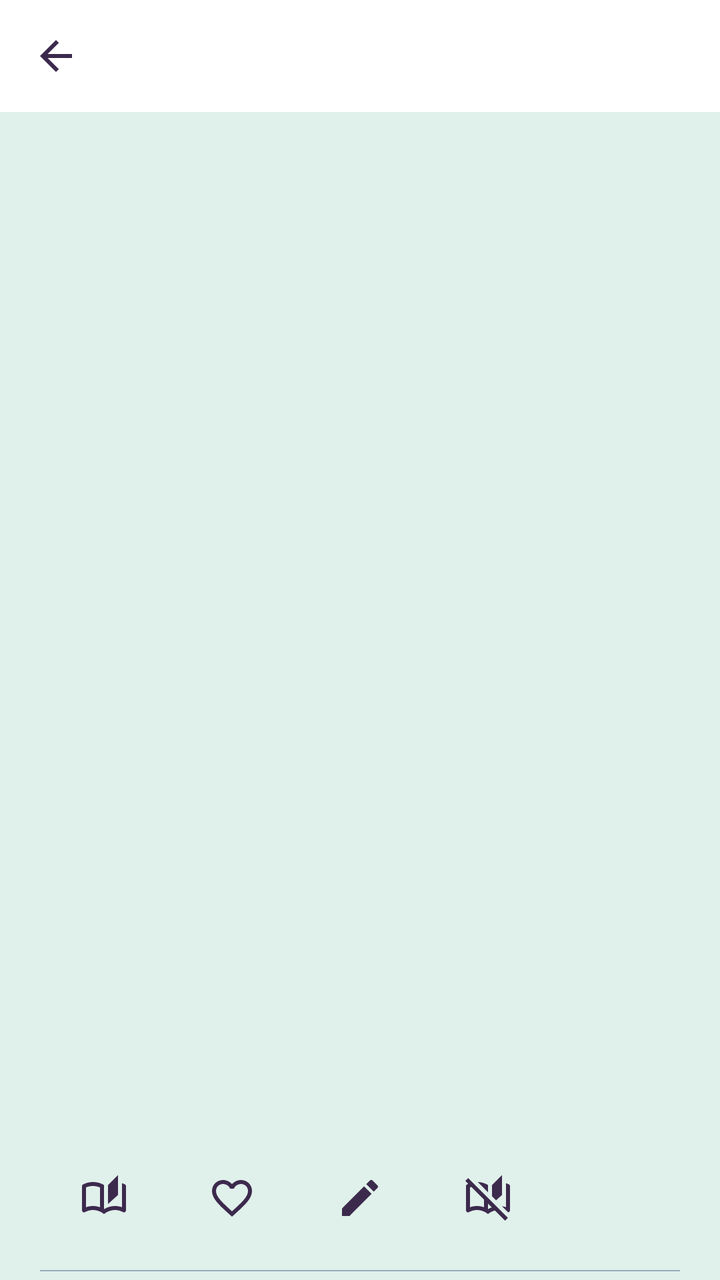
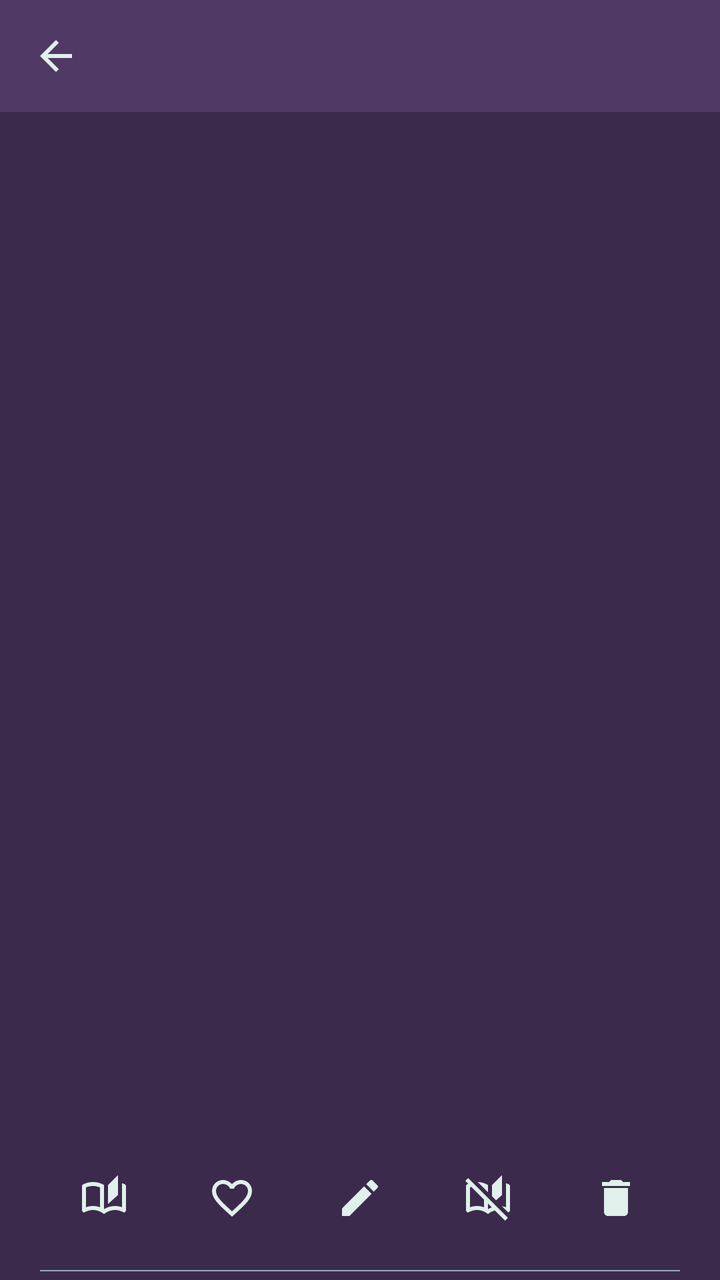

Before-and-after screenshots of an Android layout around one commit, followed by the original layout XML and the change that was made.
<!-- AndroidManifest.xml: activity theme Theme.EpubReader -->
<!-- res/layout/activity_book_details.xml -->
<?xml version="1.0" encoding="utf-8"?>
<androidx.coordinatorlayout.widget.CoordinatorLayout
    xmlns:android="http://schemas.android.com/apk/res/android"
    xmlns:app="http://schemas.android.com/apk/res-auto"
    android:layout_width="match_parent"
    android:layout_height="match_parent"
    android:fitsSystemWindows="true"
    android:background="?android:colorBackground">

    
    
    

    <com.google.android.material.appbar.AppBarLayout
        android:layout_width="match_parent"
        android:layout_height="wrap_content"
        android:background="?attr/colorSurface"
        app:elevation="0dp">

        <com.google.android.material.appbar.MaterialToolbar
            android:id="@+id/toolbar"
            android:layout_width="match_parent"
            android:layout_height="?attr/actionBarSize"
            android:title="@string/app_name"
            app:titleTextColor="?android:textColorPrimary"
            app:navigationIcon="@drawable/ic_arrow_back"
            app:navigationIconTint="?android:textColorPrimary" />

    </com.google.android.material.appbar.AppBarLayout>


    
    
    

    <androidx.core.widget.NestedScrollView
        android:layout_width="match_parent"
        android:layout_height="match_parent"
        android:fillViewport="true"
        android:background="?android:colorBackground"
        app:layout_behavior="@string/appbar_scrolling_view_behavior">

        <LinearLayout
            android:layout_width="match_parent"
            android:layout_height="wrap_content"
            android:orientation="vertical"
            android:paddingBottom="24dp">


            
            
            

            <FrameLayout
                android:layout_width="match_parent"
                android:layout_height="wrap_content"
                android:paddingStart="@dimen/app_row_content_padding_h"
                android:paddingEnd="@dimen/app_row_content_padding_h"
                android:paddingTop="8dp"
                android:paddingBottom="4dp">

                <ImageView
                    android:id="@+id/cover"
                    android:layout_width="wrap_content"
                    android:layout_height="450dp"
                    android:layout_gravity="start"
                    android:adjustViewBounds="true"
                    android:contentDescription="@string/book_cover"
                    android:scaleType="fitCenter" />

            </FrameLayout>


            
            
            

            <TextView
                android:id="@+id/title"
                android:layout_width="match_parent"
                android:layout_height="wrap_content"
                android:layout_marginStart="@dimen/app_row_content_padding_h"
                android:layout_marginTop="12dp"
                android:layout_marginEnd="@dimen/app_row_content_padding_h"
                android:gravity="start"
                android:textColor="?android:textColorPrimary"
                android:textSize="26sp"
                android:textStyle="bold"
                android:textAllCaps="true" />


            
            
            

            <LinearLayout
                android:layout_width="match_parent"
                android:layout_height="wrap_content"
                android:layout_marginStart="@dimen/app_row_content_padding_h"
                android:layout_marginTop="10dp"
                android:layout_marginEnd="@dimen/app_row_content_padding_h"
                android:gravity="start"
                android:orientation="horizontal">

                

                <ImageButton
                    android:id="@+id/btnRead"
                    android:layout_width="0dp"
                    android:layout_height="48dp"
                    android:layout_weight="1"
                    android:background="?attr/selectableItemBackgroundBorderless"
                    android:contentDescription="@string/option_open"
                    android:padding="10dp"
                    android:src="@drawable/ic_menu_book"
                    app:tint="?android:textColorPrimary" />

                

                <ImageButton
                    android:id="@+id/btnFavorite"
                    android:layout_width="0dp"
                    android:layout_height="48dp"
                    android:layout_weight="1"
                    android:background="?attr/selectableItemBackgroundBorderless"
                    android:contentDescription="@string/option_favorite"
                    android:padding="10dp"
                    android:src="@drawable/ic_favorite_border"
                    app:tint="?android:textColorPrimary" />

                

                <ImageButton
                    android:id="@+id/btnEditDetails"
                    android:layout_width="0dp"
                    android:layout_height="48dp"
                    android:layout_weight="1"
                    android:background="?attr/selectableItemBackgroundBorderless"
                    android:contentDescription="@string/option_edit_details"
                    android:padding="10dp"
                    android:src="@drawable/ic_edit"
                    app:tint="?android:textColorPrimary" />

                <ImageButton
                    android:id="@+id/btnRemoveReading"
                    android:layout_width="0dp"
                    android:layout_height="48dp"
                    android:layout_weight="1"
                    android:background="?attr/selectableItemBackgroundBorderless"
                    android:contentDescription="@string/option_remove_reading"
                    android:padding="10dp"
                    android:src="@drawable/ic_remove_reading"
                    app:tint="?android:textColorPrimary" />

                

                <ImageButton
                    android:id="@+id/btnRemove"
                    android:layout_width="0dp"
                    android:layout_height="48dp"
                    android:layout_weight="1"
                    android:background="?attr/selectableItemBackgroundBorderless"
                    android:contentDescription="@string/option_remove"
                    android:padding="10dp"
                    android:src="@drawable/ic_delete"
                    app:tint="@color/pop" />

            </LinearLayout>


            
            
            

            <View
                android:layout_width="match_parent"
                android:layout_height="0.5dp"
                android:layout_marginStart="@dimen/app_row_content_padding_h"
                android:layout_marginTop="12dp"
                android:layout_marginEnd="@dimen/app_row_content_padding_h"
                android:background="@color/light_border" />


            
            
            

            <LinearLayout
                android:layout_width="match_parent"
                android:layout_height="wrap_content"
                android:layout_marginStart="@dimen/app_row_content_padding_h"
                android:layout_marginTop="8dp"
                android:layout_marginEnd="@dimen/app_row_content_padding_h"
                android:orientation="vertical">


                

                <TextView
                    android:id="@+id/bookNameLabel"
                    style="@style/ReaderSettingLabel"
                    android:layout_width="match_parent"
                    android:layout_height="wrap_content"
                    android:layout_marginTop="4dp"
                    android:text="@string/book_name" />

                <TextView
                    android:id="@+id/bookValue"
                    android:layout_width="match_parent"
                    android:layout_height="wrap_content"
                    android:layout_marginTop="2dp"
                    android:textColor="?android:textColorPrimary"
                    android:textSize="15sp" />


                

                <TextView
                    android:id="@+id/bookAuthorLabel"
                    style="@style/ReaderSettingLabel"
                    android:layout_width="match_parent"
                    android:layout_height="wrap_content"
                    android:layout_marginTop="12dp"
                    android:text="@string/book_author" />

                <TextView
                    android:id="@+id/authorValue"
                    android:layout_width="match_parent"
                    android:layout_height="wrap_content"
                    android:layout_marginTop="2dp"
                    android:textColor="?android:textColorPrimary"
                    android:textSize="15sp" />


                

                <LinearLayout
                    android:id="@+id/seriesContainer"
                    android:layout_width="match_parent"
                    android:layout_height="wrap_content"
                    android:orientation="vertical">

                    <TextView
                        android:id="@+id/bookSeriesLabel"
                        style="@style/ReaderSettingLabel"
                        android:layout_width="match_parent"
                        android:layout_height="wrap_content"
                        android:layout_marginTop="12dp"
                        android:text="@string/book_series" />

                    <TextView
                        android:id="@+id/seriesValue"
                        android:layout_width="match_parent"
                        android:layout_height="wrap_content"
                        android:layout_marginTop="2dp"
                        android:textColor="?android:textColorPrimary"
                        android:textSize="15sp" />

                </LinearLayout>


                

                <TextView
                    android:id="@+id/bookFilenameLabel"
                    style="@style/ReaderSettingLabel"
                    android:layout_width="match_parent"
                    android:layout_height="wrap_content"
                    android:layout_marginTop="12dp"
                    android:text="@string/book_filename" />

                <TextView
                    android:id="@+id/filenameValue"
                    android:layout_width="match_parent"
                    android:layout_height="wrap_content"
                    android:layout_marginTop="2dp"
                    android:textColor="?android:textColorPrimary"
                    android:textSize="15sp" />


                

                <TextView
                    android:id="@+id/bookSizeLabel"
                    style="@style/ReaderSettingLabel"
                    android:layout_width="match_parent"
                    android:layout_height="wrap_content"
                    android:layout_marginTop="12dp"
                    android:text="@string/book_size" />

                <TextView
                    android:id="@+id/filesizeValue"
                    android:layout_width="match_parent"
                    android:layout_height="wrap_content"
                    android:layout_marginTop="2dp"
                    android:textColor="?android:textColorPrimary"
                    android:textSize="15sp" />


                

                <TextView
                    android:id="@+id/bookLanguageLabel"
                    style="@style/ReaderSettingLabel"
                    android:layout_width="match_parent"
                    android:layout_height="wrap_content"
                    android:layout_marginTop="12dp"
                    android:text="@string/book_language" />

                <TextView
                    android:id="@+id/languageValue"
                    android:layout_width="match_parent"
                    android:layout_height="wrap_content"
                    android:layout_marginTop="2dp"
                    android:textColor="?android:textColorPrimary"
                    android:textSize="15sp" />

                <TextView
                    android:id="@+id/publishYearLabel"
                    style="@style/ReaderSettingLabel"
                    android:layout_width="match_parent"
                    android:layout_height="wrap_content"
                    android:layout_marginTop="12dp"
                    android:text="@string/book_publish_year" />

                <TextView
                    android:id="@+id/publishYearValue"
                    android:layout_width="match_parent"
                    android:layout_height="wrap_content"
                    android:layout_marginTop="2dp"
                    android:textColor="?android:textColorPrimary"
                    android:textSize="15sp" />

                <TextView
                    android:id="@+id/subjectsLabel"
                    style="@style/ReaderSettingLabel"
                    android:layout_width="match_parent"
                    android:layout_height="wrap_content"
                    android:layout_marginTop="12dp"
                    android:text="@string/book_subjects" />

                <TextView
                    android:id="@+id/subjectsValue"
                    android:layout_width="match_parent"
                    android:layout_height="wrap_content"
                    android:layout_marginTop="2dp"
                    android:textColor="?android:textColorPrimary"
                    android:textSize="15sp" />


                

                <TextView
                    android:id="@+id/bookAddedLabel"
                    style="@style/ReaderSettingLabel"
                    android:layout_width="match_parent"
                    android:layout_height="wrap_content"
                    android:layout_marginTop="12dp"
                    android:text="@string/book_added" />

                <TextView
                    android:id="@+id/dateAddedValue"
                    android:layout_width="match_parent"
                    android:layout_height="wrap_content"
                    android:layout_marginTop="2dp"
                    android:textColor="?android:textColorPrimary"
                    android:textSize="15sp" />


                

                <LinearLayout
                    android:id="@+id/lastReadContainer"
                    android:layout_width="match_parent"
                    android:layout_height="wrap_content"
                    android:orientation="vertical">

                    <TextView
                        android:id="@+id/lastReadLabel"
                        style="@style/ReaderSettingLabel"
                        android:layout_width="match_parent"
                        android:layout_height="wrap_content"
                        android:layout_marginTop="12dp"
                        android:text="@string/book_last_read_and_bookmark" />

                    <TextView
                        android:id="@+id/lastReadValue"
                        android:layout_width="match_parent"
                        android:layout_height="wrap_content"
                        android:layout_marginTop="2dp"
                        android:textColor="?android:textColorPrimary"
                        android:textSize="15sp" />

                </LinearLayout>

            </LinearLayout>


            
            
            

            <View
                android:layout_width="match_parent"
                android:layout_height="0.5dp"
                android:layout_marginStart="@dimen/app_row_content_padding_h"
                android:layout_marginTop="16dp"
                android:layout_marginEnd="@dimen/app_row_content_padding_h"
                android:background="@color/light_border" />


            
            
            

            <LinearLayout
                android:id="@+id/descriptionContainer"
                android:layout_width="match_parent"
                android:layout_height="wrap_content"
                android:layout_marginStart="@dimen/app_row_content_padding_h"
                android:layout_marginTop="8dp"
                android:layout_marginEnd="@dimen/app_row_content_padding_h"
                android:orientation="vertical">

                <TextView
                    android:id="@+id/descriptionLabel"
                    style="@style/ReaderSettingLabel"
                    android:layout_width="match_parent"
                    android:layout_height="wrap_content"
                    android:layout_marginTop="4dp"
                    android:text="@string/book_description" />

                <TextView
                    android:id="@+id/description"
                    android:layout_width="match_parent"
                    android:layout_height="wrap_content"
                    android:layout_marginTop="2dp"
                    android:lineSpacingExtra="3dp"
                    android:textColor="?android:textColorPrimary"
                    android:textSize="15sp" />

            </LinearLayout>

        </LinearLayout>

    </androidx.core.widget.NestedScrollView>

</androidx.coordinatorlayout.widget.CoordinatorLayout>
<!-- resources referenced by this layout -->
<resources>
  <color name="light_border">@color/palette_slate</color>
  <color name="pop">@color/palette_mint</color>
  <dimen name="app_row_content_padding_h">20dp</dimen>
  <string name="app_name">The Livre Magicae</string>
  <string name="book_added">Date added</string>
  <string name="book_author">Author</string>
  <string name="book_cover">Book cover</string>
  <string name="book_description">Description</string>
  <string name="book_filename">Filename</string>
  <string name="book_language">Language</string>
  <string name="book_last_read_and_bookmark">Date last read and current bookmark</string>
  <string name="book_name">Book</string>
  <string name="book_publish_year">Publish year</string>
  <string name="book_series">Series</string>
  <string name="book_size">Filesize</string>
  <string name="book_subjects">Subjects</string>
  <string name="option_edit_details">Edit details</string>
  <string name="option_favorite">Favorite</string>
  <string name="option_open">Read</string>
  <string name="option_remove">Remove from library</string>
  <string name="option_remove_reading">Remove from Reading</string>
  <style name="Theme.EpubReader" parent="Theme.MaterialComponents.DayNight.NoActionBar">
          <item name="android:windowBackground">@color/light_bg</item>
          <item name="android:statusBarColor">@color/light_bg</item>
          <item name="android:navigationBarColor">@color/light_bg</item>
          <item name="android:windowLightStatusBar">true</item>
          <item name="android:windowLightNavigationBar" tools:targetApi="o_mr1">true</item>
          <item name="colorPrimary">@color/accent</item>
          <item name="colorPrimaryVariant">@color/accent_dark</item>
          <item name="colorOnPrimary">@color/white</item>
          <item name="colorSecondary">@color/secondary</item>
          <item name="colorOnSecondary">@color/white</item>
          <item name="android:colorBackground">@color/light_bg</item>
          <item name="colorSurface">@color/light_surface</item>
          <item name="colorOnSurface">@color/light_text</item>
          <item name="android:textColorPrimary">@color/light_text</item>
          <item name="android:textColorSecondary">@color/light_text_muted</item>
          <item name="colorControlNormal">?android:textColorPrimary</item>
          <item name="toolbarStyle">@style/Widget.EpubReader.Toolbar</item>
          <item name="drawerArrowStyle">@style/Widget.EpubReader.DrawerArrowToggle</item>
      </style>
  <color name="palette_slate">#95ADBE</color>
  <color name="palette_mint">#E0F0EA</color>
  <color name="light_bg">@color/palette_mint</color>
  <color name="accent">@color/palette_plum</color>
  <color name="accent_dark">@color/palette_purple</color>
  <color name="white">#FFFFFF</color>
  <color name="secondary">@color/palette_slate</color>
  <color name="light_surface">@color/white</color>
  <color name="light_text">@color/palette_eggplant</color>
  <color name="light_text_muted">@color/palette_purple</color>
  <style name="Widget.EpubReader.DrawerArrowToggle" parent="Widget.AppCompat.DrawerArrowToggle">
          <item name="color">?android:textColorPrimary</item>
      </style>
  <color name="palette_plum">#503A65</color>
  <color name="palette_purple">#574F7D</color>
  <color name="palette_eggplant">#3C2A4D</color>
  <!-- unchanged entries left out for length: 8 -->
</resources>

<!-- the commit's change to res/layout/activity_book_details.xml (unified diff, before → after) -->
@@ -22,9 +22,9 @@
             android:layout_width="match_parent"
             android:layout_height="?attr/actionBarSize"
             android:title="@string/app_name"
-            app:titleTextColor="?android:textColorPrimary"
+            app:titleTextColor="@color/palette_mint"
             app:navigationIcon="@drawable/ic_arrow_back"
-            app:navigationIconTint="?android:textColorPrimary" />
+            app:navigationIconTint="@color/palette_mint" />
 
     </com.google.android.material.appbar.AppBarLayout>
 
@@ -83,7 +83,7 @@
                 android:layout_marginTop="12dp"
                 android:layout_marginEnd="@dimen/app_row_content_padding_h"
                 android:gravity="start"
-                android:textColor="?android:textColorPrimary"
+                android:textColor="@color/palette_mint"
                 android:textSize="26sp"
                 android:textStyle="bold"
                 android:textAllCaps="true" />
@@ -109,11 +109,11 @@
                     android:layout_width="0dp"
                     android:layout_height="48dp"
                     android:layout_weight="1"
-                    android:background="?attr/selectableItemBackgroundBorderless"
+                    android:background="@drawable/item_background_borderless_material"
                     android:contentDescription="@string/option_open"
                     android:padding="10dp"
                     android:src="@drawable/ic_menu_book"
-                    app:tint="?android:textColorPrimary" />
+                    app:tint="@color/palette_mint" />
 
                 
 
@@ -122,11 +122,11 @@
                     android:layout_width="0dp"
                     android:layout_height="48dp"
                     android:layout_weight="1"
-                    android:background="?attr/selectableItemBackgroundBorderless"
+                    android:background="@drawable/item_background_borderless_material"
                     android:contentDescription="@string/option_favorite"
                     android:padding="10dp"
                     android:src="@drawable/ic_favorite_border"
-                    app:tint="?android:textColorPrimary" />
+                    app:tint="@color/palette_mint" />
 
                 
 
@@ -135,22 +135,22 @@
                     android:layout_width="0dp"
                     android:layout_height="48dp"
                     android:layout_weight="1"
-                    android:background="?attr/selectableItemBackgroundBorderless"
+                    android:background="@drawable/item_background_borderless_material"
                     android:contentDescription="@string/option_edit_details"
                     android:padding="10dp"
                     android:src="@drawable/ic_edit"
-                    app:tint="?android:textColorPrimary" />
+                    app:tint="@color/palette_mint" />
 
                 <ImageButton
                     android:id="@+id/btnRemoveReading"
                     android:layout_width="0dp"
                     android:layout_height="48dp"
                     android:layout_weight="1"
-                    android:background="?attr/selectableItemBackgroundBorderless"
+                    android:background="@drawable/item_background_borderless_material"
                     android:contentDescription="@string/option_remove_reading"
                     android:padding="10dp"
                     android:src="@drawable/ic_remove_reading"
-                    app:tint="?android:textColorPrimary" />
+                    app:tint="@color/palette_mint" />
 
                 
 
@@ -159,7 +159,7 @@
                     android:layout_width="0dp"
                     android:layout_height="48dp"
                     android:layout_weight="1"
-                    android:background="?attr/selectableItemBackgroundBorderless"
+                    android:background="@drawable/item_background_borderless_material"
                     android:contentDescription="@string/option_remove"
                     android:padding="10dp"
                     android:src="@drawable/ic_delete"
@@ -209,7 +209,7 @@
                     android:layout_width="match_parent"
                     android:layout_height="wrap_content"
                     android:layout_marginTop="2dp"
-                    android:textColor="?android:textColorPrimary"
+                    android:textColor="@color/palette_mint"
                     android:textSize="15sp" />
 
 
@@ -228,7 +228,7 @@
                     android:layout_width="match_parent"
                     android:layout_height="wrap_content"
                     android:layout_marginTop="2dp"
-                    android:textColor="?android:textColorPrimary"
+                    android:textColor="@color/palette_mint"
                     android:textSize="15sp" />
 
 
@@ -253,7 +253,7 @@
                         android:layout_width="match_parent"
                         android:layout_height="wrap_content"
                         android:layout_marginTop="2dp"
-                        android:textColor="?android:textColorPrimary"
+                        android:textColor="@color/palette_mint"
                         android:textSize="15sp" />
 
                 </LinearLayout>
@@ -274,7 +274,7 @@
                     android:layout_width="match_parent"
                     android:layout_height="wrap_content"
                     android:layout_marginTop="2dp"
-                    android:textColor="?android:textColorPrimary"
+                    android:textColor="@color/palette_mint"
                     android:textSize="15sp" />
 
 
@@ -293,7 +293,7 @@
                     android:layout_width="match_parent"
                     android:layout_height="wrap_content"
                     android:layout_marginTop="2dp"
-                    android:textColor="?android:textColorPrimary"
+                    android:textColor="@color/palette_mint"
                     android:textSize="15sp" />
 
 
@@ -312,7 +312,7 @@
                     android:layout_width="match_parent"
                     android:layout_height="wrap_content"
                     android:layout_marginTop="2dp"
-                    android:textColor="?android:textColorPrimary"
+                    android:textColor="@color/palette_mint"
                     android:textSize="15sp" />
 
                 <TextView
@@ -328,7 +328,7 @@
                     android:layout_width="match_parent"
                     android:layout_height="wrap_content"
                     android:layout_marginTop="2dp"
-                    android:textColor="?android:textColorPrimary"
+                    android:textColor="@color/palette_mint"
                     android:textSize="15sp" />
 
                 <TextView
@@ -344,7 +344,7 @@
                     android:layout_width="match_parent"
                     android:layout_height="wrap_content"
                     android:layout_marginTop="2dp"
-                    android:textColor="?android:textColorPrimary"
+                    android:textColor="@color/palette_mint"
                     android:textSize="15sp" />
 
 
@@ -363,7 +363,7 @@
                     android:layout_width="match_parent"
                     android:layout_height="wrap_content"
                     android:layout_marginTop="2dp"
-                    android:textColor="?android:textColorPrimary"
+                    android:textColor="@color/palette_mint"
                     android:textSize="15sp" />
 
 
@@ -388,7 +388,7 @@
                         android:layout_width="match_parent"
                         android:layout_height="wrap_content"
                         android:layout_marginTop="2dp"
-                        android:textColor="?android:textColorPrimary"
+                        android:textColor="@color/palette_mint"
                         android:textSize="15sp" />
 
                 </LinearLayout>
@@ -436,7 +436,7 @@
                     android:layout_height="wrap_content"
                     android:layout_marginTop="2dp"
                     android:lineSpacingExtra="3dp"
-                    android:textColor="?android:textColorPrimary"
+                    android:textColor="@color/palette_mint"
                     android:textSize="15sp" />
 
             </LinearLayout>
<!-- resource entries referenced after the edit -->
@@ -3,6 +3,16 @@
   <color name="light_border">@color/palette_slate</color>
   <color name="pop">@color/palette_mint</color>
   <dimen name="app_row_content_padding_h">20dp</dimen>
+  <!-- drawable item_background_borderless_material (drawable) -->
+  <?xml version="1.0" encoding="utf-8"?>
+  <ripple xmlns:android="http://schemas.android.com/apk/res/android"
+      android:color="?attr/colorControlHighlight">
+      <item android:id="@android:id/mask">
+          <shape android:shape="rectangle">
+              <solid android:color="@color/palette_plum" />
+          </shape>
+      </item>
+  </ripple>
   <string name="app_name">The Livre Magicae</string>
   <string name="book_added">Date added</string>
   <string name="book_author">Author</string>
@@ -22,39 +32,40 @@
   <string name="option_remove">Remove from library</string>
   <string name="option_remove_reading">Remove from Reading</string>
   <style name="Theme.EpubReader" parent="Theme.MaterialComponents.DayNight.NoActionBar">
-          <item name="android:windowBackground">@color/light_bg</item>
-          <item name="android:statusBarColor">@color/light_bg</item>
-          <item name="android:navigationBarColor">@color/light_bg</item>
-          <item name="android:windowLightStatusBar">true</item>
-          <item name="android:windowLightNavigationBar" tools:targetApi="o_mr1">true</item>
+          <item name="android:windowBackground">@color/dark_bg</item>
+          <item name="android:statusBarColor">@color/black</item>
+          <item name="android:navigationBarColor">@color/black</item>
+          <item name="android:windowLightStatusBar">false</item>
+          <item name="android:windowLightNavigationBar" tools:targetApi="o_mr1">false</item>
           <item name="colorPrimary">@color/accent</item>
           <item name="colorPrimaryVariant">@color/accent_dark</item>
           <item name="colorOnPrimary">@color/white</item>
           <item name="colorSecondary">@color/secondary</item>
           <item name="colorOnSecondary">@color/white</item>
-          <item name="android:colorBackground">@color/light_bg</item>
-          <item name="colorSurface">@color/light_surface</item>
-          <item name="colorOnSurface">@color/light_text</item>
-          <item name="android:textColorPrimary">@color/light_text</item>
-          <item name="android:textColorSecondary">@color/light_text_muted</item>
-          <item name="colorControlNormal">?android:textColorPrimary</item>
+          <item name="android:colorBackground">@color/dark_bg</item>
+          <item name="colorSurface">@color/dark_surface</item>
+          <item name="colorOnSurface">@color/dark_text</item>
+          <item name="android:textColorPrimary">@color/dark_text</item>
+          <item name="android:textColorSecondary">@color/dark_text_muted</item>
+          <item name="colorControlNormal">@color/white</item>
           <item name="toolbarStyle">@style/Widget.EpubReader.Toolbar</item>
           <item name="drawerArrowStyle">@style/Widget.EpubReader.DrawerArrowToggle</item>
       </style>
   <color name="palette_slate">#95ADBE</color>
   <color name="palette_mint">#E0F0EA</color>
-  <color name="light_bg">@color/palette_mint</color>
   <color name="accent">@color/palette_plum</color>
   <color name="accent_dark">@color/palette_purple</color>
   <color name="white">#FFFFFF</color>
   <color name="secondary">@color/palette_slate</color>
-  <color name="light_surface">@color/white</color>
-  <color name="light_text">@color/palette_eggplant</color>
-  <color name="light_text_muted">@color/palette_purple</color>
+  <color name="dark_surface">@color/palette_plum</color>
+  <color name="dark_text">@color/palette_mint</color>
+  <color name="dark_text_muted">@color/palette_slate</color>
   <style name="Widget.EpubReader.DrawerArrowToggle" parent="Widget.AppCompat.DrawerArrowToggle">
           <item name="color">?android:textColorPrimary</item>
       </style>
   <color name="palette_plum">#503A65</color>
+  <color name="dark_bg">@color/palette_eggplant</color>
+  <color name="black">#000000</color>
   <color name="palette_purple">#574F7D</color>
   <color name="palette_eggplant">#3C2A4D</color>
   <!-- unchanged entries left out for length: 8 -->
